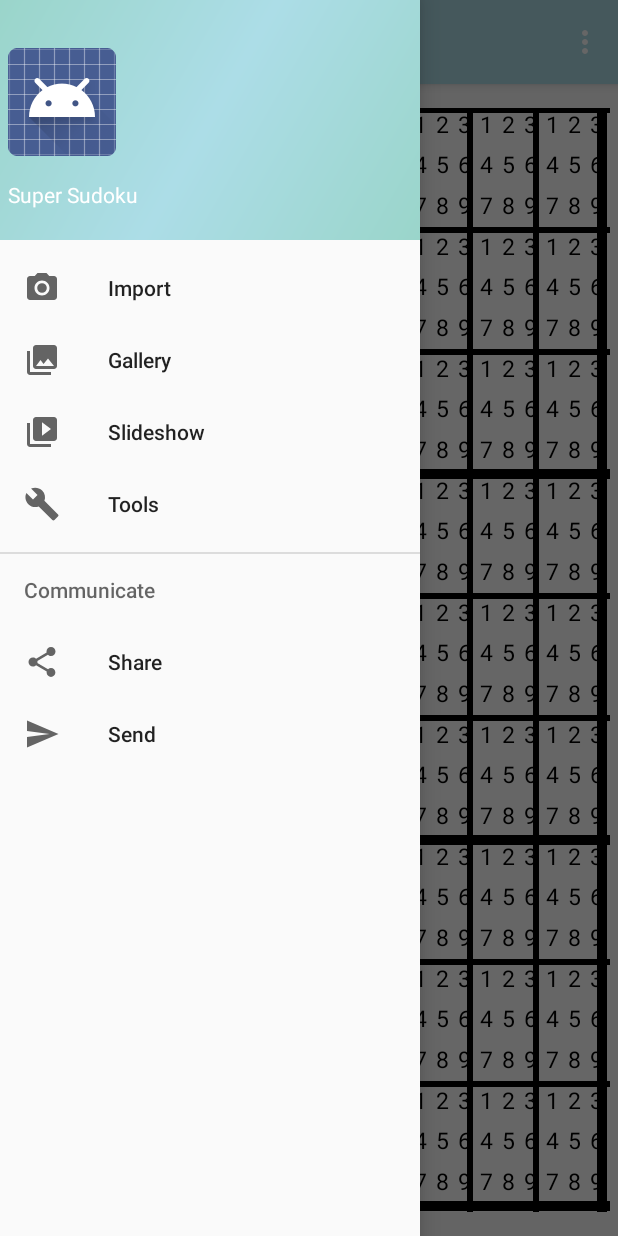
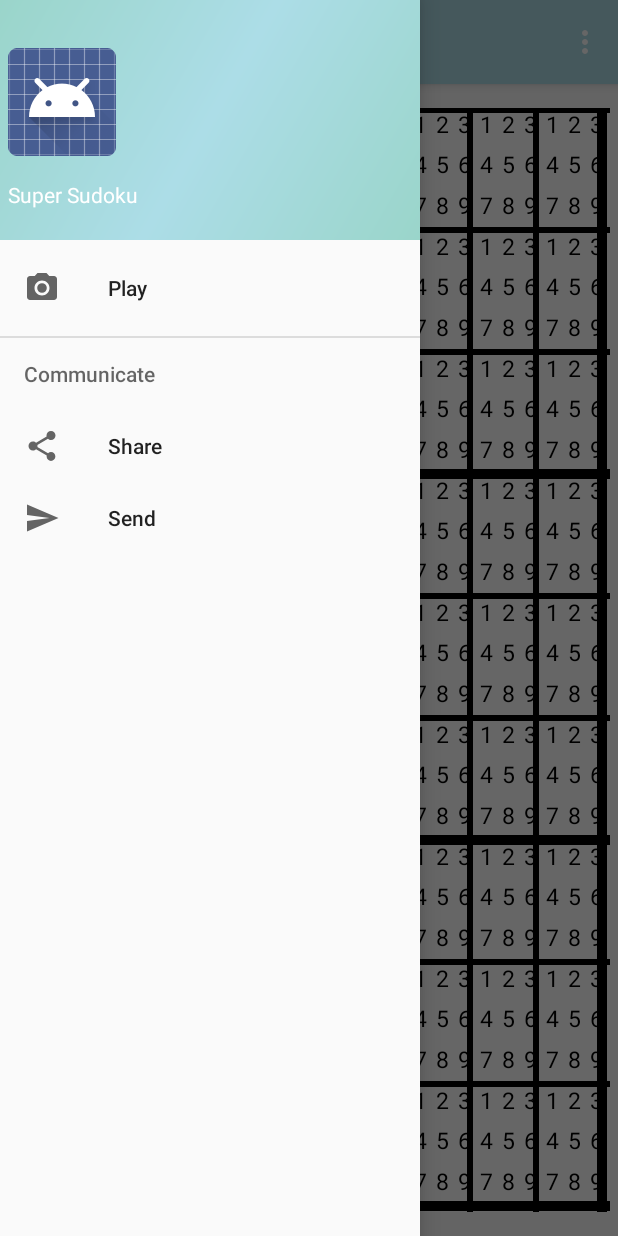
Before and after one commit to fredrikpe/SuperSudoku, an Android app: the screen it shows after launch (MainActivity), with the side drawer open, on a phone screen of 412 x 824 dp. Run offline under Robolectric (Android 15) with nearby library versions, the phone set to English and light mode, and no system bars.

Commit message:
new game choose difficulty

```diff
--- a/app/src/main/java/com/example/fredrik/supersudoku/MainActivity.java
+++ b/app/src/main/java/com/example/fredrik/supersudoku/MainActivity.java
@@ -4,7 +4,7 @@ import android.content.Intent;
 import android.content.SharedPreferences;
 import android.os.Bundle;
 import android.preference.PreferenceManager;
-import android.view.View;
+import android.support.v7.app.AlertDialog;
 import android.support.design.widget.NavigationView;
 import android.support.v4.view.GravityCompat;
 import android.support.v4.widget.DrawerLayout;
@@ -19,7 +19,6 @@ import android.widget.LinearLayout;
 import android.widget.ToggleButton;
 
 import com.example.fredrik.supersudoku.asdflaksd.EventListener;
-import com.example.fredrik.supersudoku.sudokulogic.Board;
 import com.example.fredrik.supersudoku.sudokulogic.MarkMode;
 
 public class MainActivity extends AppCompatActivity
@@ -28,7 +27,6 @@ public class MainActivity extends AppCompatActivity
     LinearLayout mainLayout;
     SudokuSurfaceView sudokuSurfaceView;
 
-    Button newGameButton;
     Button undoButton;
     Button hintButton;
 
@@ -79,16 +77,13 @@ public class MainActivity extends AppCompatActivity
         initButtons();
         setDefaultViewState();
 
-        sudokuMain.newGame();
+        sudokuMain.newGame(3);
     }
 
     private void setDefaultViewState() {
     }
 
     private void initButtons() {
-        newGameButton = (Button) findViewById(R.id.newGameButton);
-        newGameButton.setOnClickListener(view -> sudokuMain.newGame());
-
         undoButton = (Button) findViewById(R.id.undoButton);
         undoButton.setOnClickListener(view -> sudokuMain.board.undo());
 
@@ -162,6 +157,14 @@ public class MainActivity extends AppCompatActivity
         if (id == R.id.action_settings) {
             startActivity(new Intent(this, SettingsActivity.class));
             return true;
+        } else if (id == R.id.action_new_game) {
+            CharSequence colors[] = new CharSequence[] {"Super easy", "Very easy", "Easy", "Medium", "Hard"};
+
+            AlertDialog.Builder builder = new AlertDialog.Builder(this);
+            builder.setTitle("Choose difficulty");
+            builder.setItems(colors, (dialog, which) -> sudokuMain.newGame(which));
+            builder.show();
+            return true;
         }
 
         return super.onOptionsItemSelected(item);
@@ -175,12 +178,6 @@ public class MainActivity extends AppCompatActivity
 
         if (id == R.id.nav_camera) {
             // Handle the camera action
-        } else if (id == R.id.nav_gallery) {
-
-        } else if (id == R.id.nav_slideshow) {
-
-        } else if (id == R.id.nav_manage) {
-
         } else if (id == R.id.nav_share) {
 
         } else if (id == R.id.nav_send) {
--- a/app/src/main/java/com/example/fredrik/supersudoku/SudokuMain.java
+++ b/app/src/main/java/com/example/fredrik/supersudoku/SudokuMain.java
@@ -1,7 +1,4 @@
 package com.example.fredrik.supersudoku;
-
-import android.content.SharedPreferences;
-import android.preference.PreferenceManager;
 
 import com.example.fredrik.supersudoku.sudokulogic.Board;
 import com.example.fredrik.supersudoku.sudokulogic.MarkMode;
@@ -10,13 +7,15 @@ import java.io.BufferedReader;
 import java.io.IOException;
 import java.io.InputStream;
 import java.io.InputStreamReader;
+import java.util.ArrayList;
+import java.util.List;
 
 class SudokuMain {
 
     private MainActivity mainActivity;
 
     Board board;
-    MarkMode markMode;
+    MarkMode markMode = MarkMode.FILL;
     int selectedNumber;
     int highlightNumber;
 
@@ -26,12 +25,10 @@ class SudokuMain {
         board = new Board();
 
         parseSudokuTxtFile();
-
-        newGame();
     }
 
-    void newGame() {
-        board.newGame();
+    void newGame(int difficulty) {
+        board.newGame(difficulty);
     }
 
     void setNumber(int i, int j) {
@@ -52,16 +49,24 @@ class SudokuMain {
     }
 
     void parseSudokuTxtFile() {
-        InputStream is = mainActivity.getResources().openRawResource(R.raw.hard_sudokus);
-        BufferedReader in = new BufferedReader(new InputStreamReader(is));
+        List<InputStream> iss = new ArrayList<>();
+        iss.add(mainActivity.getResources().openRawResource(R.raw.super_easy_sudokus));
+        iss.add(mainActivity.getResources().openRawResource(R.raw.very_easy_sudokus));
+        iss.add(mainActivity.getResources().openRawResource(R.raw.easy_sudokus));
+        iss.add(mainActivity.getResources().openRawResource(R.raw.medium_sudokus));
+        iss.add(mainActivity.getResources().openRawResource(R.raw.hard_sudokus));
 
-        String line;
-        try {
-            while ((line = in.readLine()) != null) {
-                board.stringSudokus.add(line);
+        for (int i=0; i<iss.size(); i++) {
+            BufferedReader in = new BufferedReader(new InputStreamReader(iss.get(i)));
+            String line;
+            try {
+                board.stringSudokus.add(new ArrayList<>());
+                while ((line = in.readLine()) != null) {
+                    board.stringSudokus.get(i).add(line);
+                }
+            } catch (IOException e) {
+                e.printStackTrace();
             }
-        } catch (IOException e) {
-            e.printStackTrace();
         }
     }
 }
--- a/app/src/main/java/com/example/fredrik/supersudoku/sudokulogic/Board.java
+++ b/app/src/main/java/com/example/fredrik/supersudoku/sudokulogic/Board.java
@@ -30,7 +30,7 @@ public class Board {
     private Stack<Move> moves;
     private Stack<Move> userMoves;
 
-    public List<String> stringSudokus;
+    public List<List<String>> stringSudokus;
 
     private List<Integer> representativeKeys;
     private List<EventListener> eventListeners;
@@ -55,9 +55,9 @@ public class Board {
     }
 
 
-    public void newGame() {
+    public void newGame(int difficulty) {
         try {
-            getNewRandomSudoku();
+            getNewRandomSudoku(difficulty);
         } catch (Exception e) {
             e.printStackTrace();
         }
@@ -302,10 +302,10 @@ public class Board {
         return connectedSquares;
     }
 
-    public void getNewRandomSudoku() throws Exception {
-        if (stringSudokus != null && stringSudokus.size() > 0) {
-            int r  = RNG.randInt(0, stringSudokus.size() - 1);
-            String sudokuString = stringSudokus.get(r);
+    public void getNewRandomSudoku(int difficulty) throws Exception {
+        if (stringSudokus != null && stringSudokus.get(difficulty).size() > 0) {
+            int r  = RNG.randInt(0, stringSudokus.get(difficulty).size() - 1);
+            String sudokuString = stringSudokus.get(difficulty).get(r);
             if (sudokuString.length() != 81) {
                 throw new Exception("Sudoku string not 81 chars long!");
             }
--- a/app/src/main/res/layout/content_main.xml
+++ b/app/src/main/res/layout/content_main.xml
@@ -128,21 +128,14 @@
             android:layout_height="match_parent">
 
             <Button
-                android:text="New Game"
-                android:layout_width="wrap_content"
-                android:layout_height="wrap_content"
-                android:id="@+id/newGameButton"
-                android:layout_weight="1" />
-
-            <Button
                 android:text="Hint"
-                android:layout_width="wrap_content"
+                android:layout_width="182dp"
                 android:layout_height="wrap_content"
                 android:id="@+id/hintButton" />
 
             <Button
                 android:text="Undo"
-                android:layout_width="wrap_content"
+                android:layout_width="match_parent"
                 android:layout_height="wrap_content"
                 android:id="@+id/undoButton"
                 android:layout_weight="1" />
--- a/app/src/main/res/menu/activity_main_drawer.xml
+++ b/app/src/main/res/menu/activity_main_drawer.xml
@@ -3,21 +3,24 @@
 
     <group android:checkableBehavior="single">
         <item
+            android:id="@+id/nav_play"
+            android:icon="@drawable/ic_menu_camera"
+            android:title="Play" />
+        <item
             android:id="@+id/nav_camera"
             android:icon="@drawable/ic_menu_camera"
+            android:visible="false"
             android:title="Import" />
         <item
-            android:id="@+id/nav_gallery"
+            android:id="@+id/nav_statistics"
             android:icon="@drawable/ic_menu_gallery"
-            android:title="Gallery" />
+            android:visible="false"
+            android:title="Statistics" />
         <item
-            android:id="@+id/nav_slideshow"
-            android:icon="@drawable/ic_menu_slideshow"
-            android:title="Slideshow" />
-        <item
-            android:id="@+id/nav_manage"
+            android:id="@+id/nav_customize"
             android:icon="@drawable/ic_menu_manage"
-            android:title="Tools" />
+            android:visible="false"
+            android:title="Customize appearance" />
     </group>
 
     <item android:title="Communicate">
--- a/app/src/main/res/menu/main.xml
+++ b/app/src/main/res/menu/main.xml
@@ -6,4 +6,9 @@
         android:orderInCategory="100"
         android:title="@string/action_settings"
         app:showAsAction="never" />
+    <item
+        android:id="@+id/action_new_game"
+        android:orderInCategory="10"
+        android:title="New Game"
+        app:showAsAction="never" />
 </menu>
--- a/app/src/main/res/xml/preferences.xml
+++ b/app/src/main/res/xml/preferences.xml
@@ -9,10 +9,10 @@
     android:key="fill_candidates"
     android:title="Auto mark candidates"
     android:summary="Automatically marks and updates candidates."
-    android:defaultValue="true" />
+    android:defaultValue="false" />
 <CheckBoxPreference
     android:key="fill_single"
     android:title="Auto fill single candidates"
     android:summary="Automatically squares with a single candidate."
-    android:defaultValue="true" />
+    android:defaultValue="false" />
 </PreferenceScreen>
```
Also changed, not shown: 4 other files.
